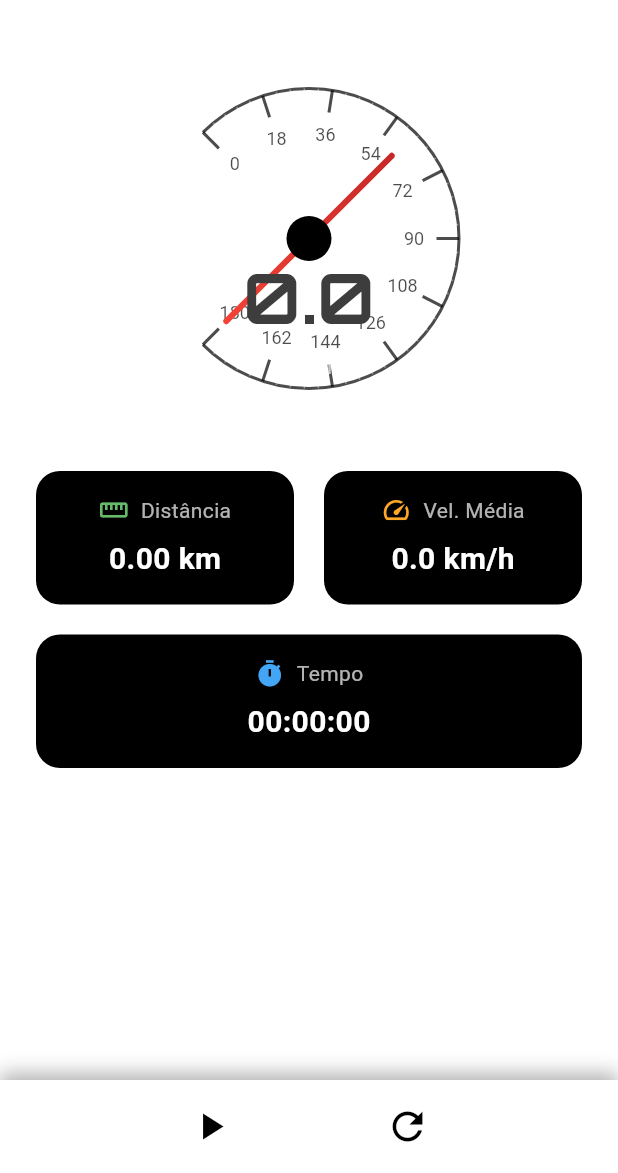
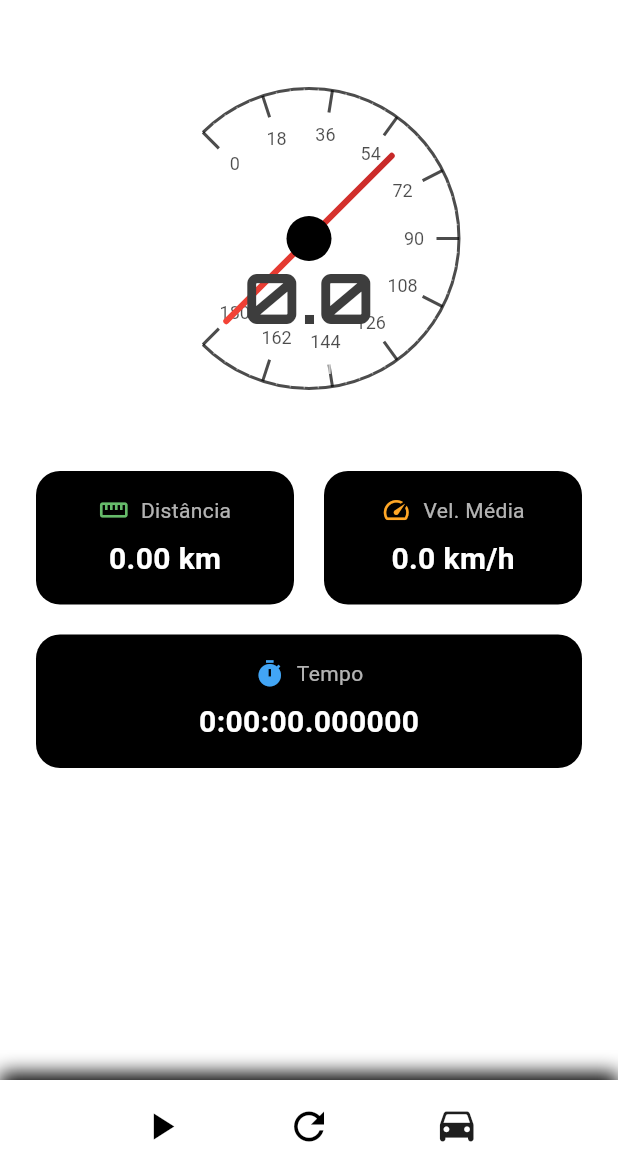
Before and after one commit to MaxGoxt/velocimetro-flutter, a Flutter app: the screen it shows after launch, on a phone screen of 412 x 824 dp, the part 63-1236 px from its top. Run offline on Flutter 3.47's test engine with Material 3 defaults, Android fonts, the phone set to English and light mode, and no system bars; our stand-ins replace geolocator, google_fonts.

Commit message:
Refactorizar código

```diff
--- a/lib/main.dart
+++ b/lib/main.dart
@@ -2,7 +2,7 @@ import 'package:flutter/material.dart';
 import 'package:flutter/services.dart';
 import 'package:provider/provider.dart';
 import 'package:velocimetro_flutter/modules/hodometro/viewmodels/viagem_viewmodel.dart';
-import 'modules/hodometro/views/home_screen.dart';
+import 'modules/hodometro/views/home_view.dart';
 
 void main() async {
   WidgetsFlutterBinding.ensureInitialized();
@@ -41,7 +41,7 @@ class MyApp extends StatelessWidget {
             elevation: 0,
           ),
         ),
-        home: const HomeScreen(),
+        home: const HomeView(),
       ),
     );
   }
--- a/lib/modules/hodometro/views/home_screen.dart
+++ b/lib/modules/hodometro/views/home_view.dart
@@ -2,17 +2,20 @@
 import 'package:flutter/material.dart';
 import 'package:provider/provider.dart';
 import 'package:velocimetro_flutter/modules/hodometro/viewmodels/viagem_viewmodel.dart';
+import 'package:velocimetro_flutter/modules/hud/view/hud_view.dart';
+import 'package:velocimetro_flutter/widgets/action_button.dart';
+import 'package:velocimetro_flutter/widgets/info_card.dart';
 import 'package:velocimetro_flutter/widgets/velocimetro_widget.dart';
 
 // Tela principal do app (Home)
-class HomeScreen extends StatefulWidget {
-  const HomeScreen({super.key});
+class HomeView extends StatefulWidget {
+  const HomeView({super.key});
 
   @override
-  State<HomeScreen> createState() => _HomeScreenState();
+  State<HomeView> createState() => _HomeViewState();
 }
 
-class _HomeScreenState extends State<HomeScreen> {
+class _HomeViewState extends State<HomeView> {
   @override
   void initState() {
     super.initState();
@@ -31,7 +34,12 @@ class _HomeScreenState extends State<HomeScreen> {
           'Velocímetro',
           style: TextStyle(color: Color.fromARGB(255, 0, 0, 0)), // Título preto
         ),
-        backgroundColor: const Color.fromARGB(255, 255, 255, 255), // AppBar branca
+        backgroundColor: const Color.fromARGB(
+          255,
+          255,
+          255,
+          255,
+        ), // AppBar branca
         elevation: 0, // Sem sombra
         centerTitle: true, // Título centralizado
       ),
@@ -53,15 +61,13 @@ class _HomeScreenState extends State<HomeScreen> {
                   const SizedBox(height: 20),
                   const Text(
                     'Permissão de localização necessária',
-                    style: TextStyle(
-                      color: Colors.white,
-                      fontSize: 18,
-                    ),
+                    style: TextStyle(color: Colors.white, fontSize: 18),
                   ),
                   const SizedBox(height: 20),
                   ElevatedButton(
                     // Solicita permissão novamente
-                    onPressed: () => ViagemViewModel.solicitarPermissaoLocalizacao(),
+                    onPressed: () =>
+                        ViagemViewModel.solicitarPermissaoLocalizacao(),
                     style: ElevatedButton.styleFrom(
                       backgroundColor: Colors.blue,
                       foregroundColor: Colors.white,
@@ -99,18 +105,20 @@ class _HomeScreenState extends State<HomeScreen> {
                         padding: const EdgeInsets.symmetric(horizontal: 24.0),
                         child: Row(
                           children: [
-                            _infoCard(
-                              'Distância',
-                              '${ViagemViewModel.distancia.toStringAsFixed(2)} km',
-                              Icons.straighten,
-                              Colors.green.shade400,
+                            InfoCard(
+                              title: 'Distância',
+                              value:
+                                  '${ViagemViewModel.distancia.toStringAsFixed(2)} km',
+                              icon: Icons.straighten,
+                              color: Colors.green.shade400,
                             ),
                             const SizedBox(width: 20),
-                            _infoCard(
-                              'Vel. Média',
-                              '${ViagemViewModel.velocidade.toStringAsFixed(1)} km/h',
-                              Icons.speed,
-                              Colors.orange.shade400,
+                            InfoCard(
+                              title: 'Vel. Média',
+                              value:
+                                  '${ViagemViewModel.velocidade.toStringAsFixed(1)} km/h',
+                              icon: Icons.speed,
+                              color: Colors.orange.shade400,
                             ),
                           ],
                         ),
@@ -121,11 +129,11 @@ class _HomeScreenState extends State<HomeScreen> {
                       // Cartão de tempo total da viagem
                       Padding(
                         padding: const EdgeInsets.symmetric(horizontal: 24.0),
-                        child: _infoCard(
-                          'Tempo',
-                          _formatarDuracao(ViagemViewModel.duracaoViagem),
-                          Icons.timer,
-                          Colors.blue.shade400,
+                        child: InfoCard(
+                          title: 'Tempo',
+                          value: '${ViagemViewModel.duracaoViagem}',
+                          icon: Icons.timer,
+                          color: Colors.blue.shade400,
                           fullWidth: true,
                         ),
                       ),
@@ -141,10 +149,15 @@ class _HomeScreenState extends State<HomeScreen> {
                   vertical: 16.0,
                 ),
                 decoration: BoxDecoration(
-                  color: const Color.fromARGB(255, 255, 255, 255), // Fundo branco
+                  color: const Color.fromARGB(
+                    255,
+                    255,
+                    255,
+                    255,
+                  ), // Fundo branco
                   boxShadow: [
                     BoxShadow(
-                      color: Colors.black.withOpacity(0.3),
+                      color: Colors.black.withValues(),
                       blurRadius: 10,
                       offset: const Offset(0, -5), // Sombra pra cima
                     ),
@@ -154,10 +167,14 @@ class _HomeScreenState extends State<HomeScreen> {
                   mainAxisAlignment: MainAxisAlignment.spaceEvenly,
                   children: [
                     // Botão de iniciar ou pausar rastreamento
-                    _actionButton(
-                      ViagemViewModel.rastreamentoAtivo ? Icons.pause : Icons.play_arrow,
-                      ViagemViewModel.rastreamentoAtivo ? Colors.orange : const Color.fromARGB(255, 0, 0, 0),
-                      () {
+                    ActionButton(
+                      icon: ViagemViewModel.rastreamentoAtivo
+                          ? Icons.pause
+                          : Icons.play_arrow,
+                      color: ViagemViewModel.rastreamentoAtivo
+                          ? Colors.orange
+                          : const Color.fromARGB(255, 0, 0, 0),
+                      onTap: () {
                         if (ViagemViewModel.rastreamentoAtivo) {
                           ViagemViewModel.pausarRastreamento();
                         } else {
@@ -167,10 +184,23 @@ class _HomeScreenState extends State<HomeScreen> {
                     ),
 
                     // Botão para resetar os dados
-                    _actionButton(
-                      Icons.refresh,
-                      const Color.fromARGB(255, 0, 0, 0),
-                      () => ViagemViewModel.retomarRastreamento(),
+                    ActionButton(
+                      icon: Icons.refresh,
+                      color: const Color.fromARGB(255, 0, 0, 0),
+                      onTap: () => ViagemViewModel.retomarRastreamento(),
+                    ),
+
+                    ActionButton(
+                      icon: Icons.time_to_leave_rounded,
+                      color: const Color.fromARGB(225, 0, 0, 0),
+                      onTap: () {
+                        Navigator.push(
+                          context,
+                          MaterialPageRoute<void>(
+                            builder: (context) => const HudView(),
+                          ),
+                        );
+                      },
                     ),
                   ],
                 ),
@@ -181,72 +211,4 @@ class _HomeScreenState extends State<HomeScreen> {
       ),
     );
   }
-
-  // Componente reutilizável para mostrar dados da viagem (distância, tempo, etc.)
-  Widget _infoCard(
-    String title,
-    String value,
-    IconData icon,
-    Color color, {
-    bool fullWidth = false,
-  }) {
-    return Expanded(
-      flex: fullWidth ? 2 : 1,
-      child: Container(
-        padding: const EdgeInsets.all(16),
-        decoration: BoxDecoration(
-          color: const Color.fromARGB(255, 0, 0, 0),
-          borderRadius: BorderRadius.circular(16),
-        ),
-        child: Column(
-          children: [
-            Row(
-              mainAxisAlignment: MainAxisAlignment.center,
-              children: [
-                Icon(icon, color: color, size: 20),
-                const SizedBox(width: 8),
-                Text(
-                  title,
-                  style: const TextStyle(
-                    color: Color.fromARGB(179, 255, 255, 255),
-                    fontSize: 14,
-                  ),
-                ),
-              ],
-            ),
-            const SizedBox(height: 8),
-            Text(
-              value,
-              style: const TextStyle(
-                color: Color.fromARGB(255, 255, 255, 255),
-                fontSize: 20,
-                fontWeight: FontWeight.bold,
-              ),
-            ),
-          ],
-        ),
-      ),
-    );
-  }
-
-  // Botão com apenas ícone clicável
-  Widget _actionButton(IconData icon, Color color, VoidCallback onTap) {
-    return GestureDetector(
-      onTap: onTap,
-      child: Icon(
-        icon,
-        color: color,
-        size: 30,
-      ),
-    );
-  }
-
-  // Função utilitária para formatar o tempo da viagem como hh:mm:ss
-  String _formatarDuracao(Duration duration) {
-    String doisDigitos(int n) => n.toString().padLeft(2, '0');
-    String horas = doisDigitos(duration.inHours);
-    String minutos = doisDigitos(duration.inMinutes.remainder(60));
-    String segundos = doisDigitos(duration.inSeconds.remainder(60));
-    return '$horas:$minutos:$segundos';
-  }
 }
--- /dev/null
+++ b/lib/widgets/action_button.dart
@@ -0,0 +1,28 @@
+import 'package:flutter/material.dart';
+
+class ActionButton extends StatefulWidget {
+  final void Function() onTap;
+  final IconData icon;
+  final Color color;
+
+  const ActionButton({
+    super.key,
+    required this.onTap,
+    required this.icon,
+    required this.color,
+    });
+
+  @override
+  State<ActionButton> createState() => _ActionButtonState();
+}
+
+class _ActionButtonState extends State<ActionButton> {
+  @override
+  Widget build(BuildContext context) {
+    // Botão com apenas ícone clicável
+    return GestureDetector(
+      onTap: widget.onTap,
+      child: Icon(widget.icon, color: widget.color, size: 30),
+    );
+  }
+}
--- /dev/null
+++ b/lib/widgets/info_card.dart
@@ -0,0 +1,67 @@
+import 'package:flutter/material.dart';
+
+// Componente reutilizável para mostrar dados da viagem (distância, tempo, etc.)
+
+class InfoCard extends StatefulWidget {
+  final String title;
+  final String value;
+  final IconData icon;
+  final Color color;
+  final bool fullWidth;
+
+  const InfoCard({
+    super.key,
+    required this.title,
+    required this.value,
+    required this.icon,
+    required this.color,
+    this.fullWidth = false,
+  });
+
+  @override
+  State<InfoCard> createState() => _InfoCardState();
+}
+
+
+class _InfoCardState extends State<InfoCard> {
+  @override
+  Widget build(BuildContext context) {
+    return Expanded(
+      flex: widget.fullWidth ? 2 : 1,
+      child: Container(
+        padding: const EdgeInsets.all(16),
+        decoration: BoxDecoration(
+          color: const Color.fromARGB(255, 0, 0, 0),
+          borderRadius: BorderRadius.circular(16),
+        ),
+        child: Column(
+          children: [
+            Row(
+              mainAxisAlignment: MainAxisAlignment.center,
+              children: [
+                Icon(widget.icon, color: widget.color, size: 20),
+                const SizedBox(width: 8),
+                Text(
+                  widget.title,
+                  style: const TextStyle(
+                    color: Color.fromARGB(179, 255, 255, 255),
+                    fontSize: 14,
+                  ),
+                ),
+              ],
+            ),
+            const SizedBox(height: 8),
+            Text(
+              widget.value,
+              style: const TextStyle(
+                color: Color.fromARGB(255, 255, 255, 255),
+                fontSize: 20,
+                fontWeight: FontWeight.bold,
+              ),
+            ),
+          ],
+        ),
+      ),
+    );
+  }
+}
--- a/pubspec.yaml
+++ b/pubspec.yaml
@@ -14,6 +14,7 @@ dependencies:
   cupertino_icons: ^1.0.8
   provider: ^6.1.5+1
   google_fonts: ^6.3.2
+  matrix4_transform: ^4.0.1
 
 flutter_icons:
   android: true
```
Also changed, not shown: pubspec.lock.
